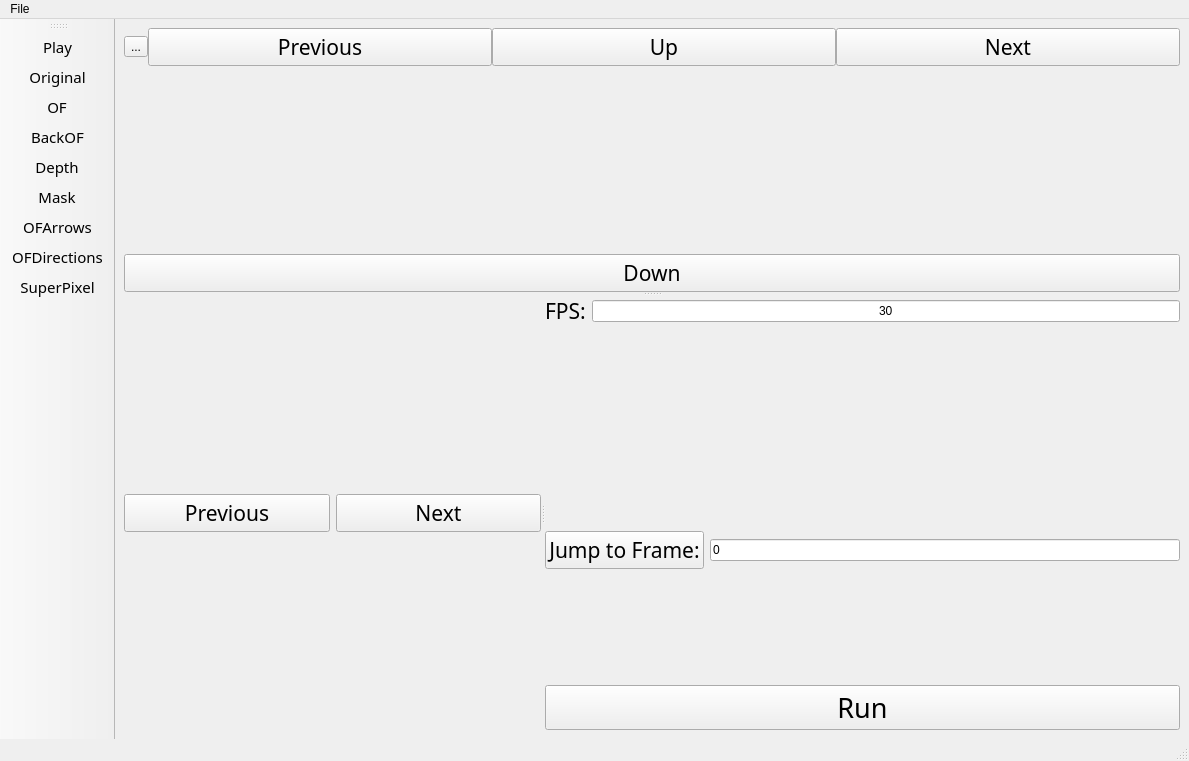
Qt form application/mainwindow.ui (kevinhartyanyi/BSC-Thesis) before a commit.
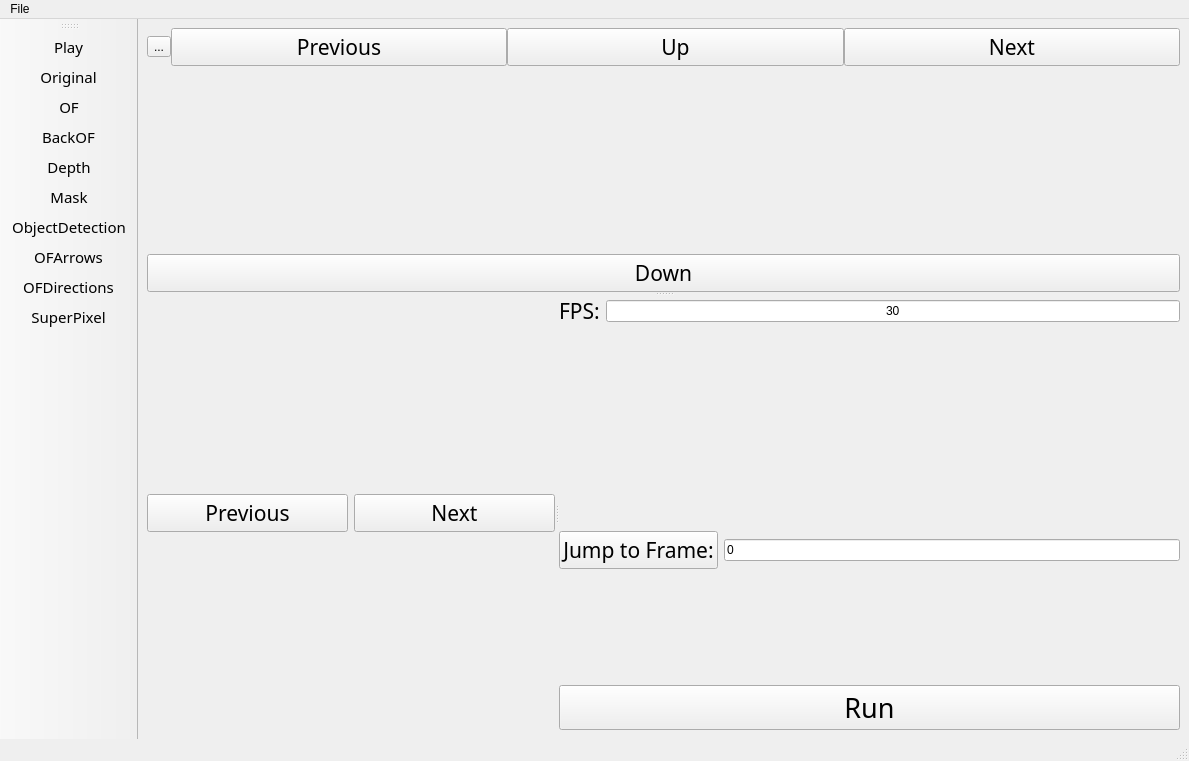
The same form after that commit.

Commit message: Added object detection

What changed in the file:
```diff
--- a/application/mainwindow.ui
+++ b/application/mainwindow.ui
@@ -140,7 +140,7 @@
             <property name="orientation">
              <enum>Qt::Horizontal</enum>
             </property>
-            <widget class="QWidget" name="">
+            <widget class="QWidget" name="layoutWidget">
              <layout class="QVBoxLayout" name="layout_plot">
               <item>
                <layout class="QHBoxLayout" name="horizontalLayout">
@@ -192,7 +192,7 @@
               </item>
              </layout>
             </widget>
-            <widget class="QWidget" name="">
+            <widget class="QWidget" name="layoutWidget">
              <layout class="QVBoxLayout" name="verticalLayout">
               <item>
                <layout class="QHBoxLayout" name="horizontalLayout_2">
@@ -371,6 +371,7 @@
    <addaction name="actionBackOF"/>
    <addaction name="actionDepth"/>
    <addaction name="actionMask"/>
+   <addaction name="actionObjectDetection"/>
    <addaction name="actionOFArrows"/>
    <addaction name="actionOFDirections"/>
    <addaction name="actionSuperPixel"/>
@@ -470,6 +471,14 @@
     <string>Information</string>
    </property>
   </action>
+  <action name="actionObjectDetection">
+   <property name="text">
+    <string>ObjectDetection</string>
+   </property>
+   <property name="toolTip">
+    <string>Jump to object detection video</string>
+   </property>
+  </action>
  </widget>
  <resources/>
  <connections>
```
The commit also changes 22 other files.
